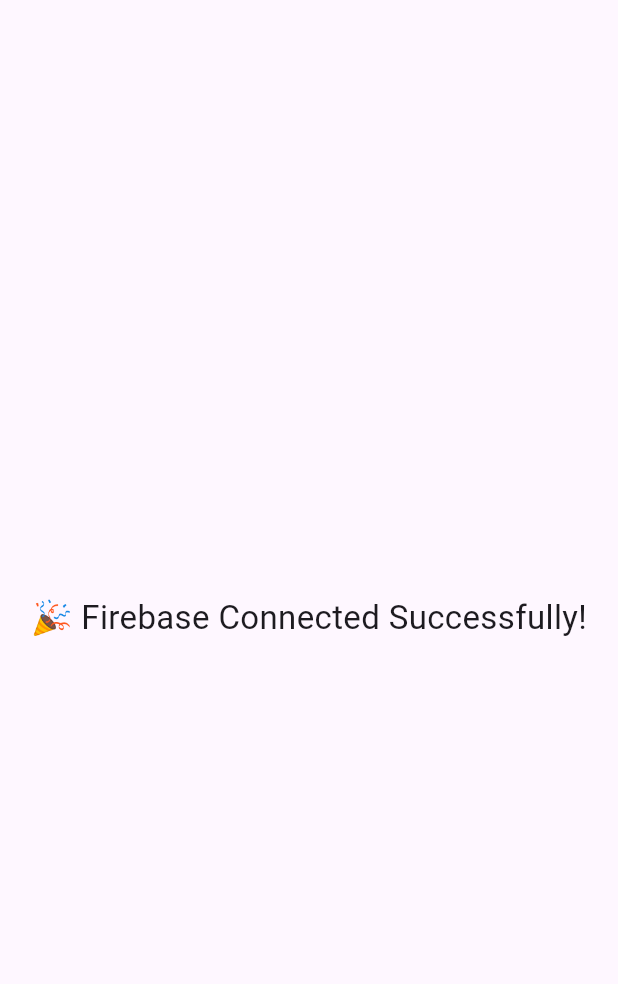
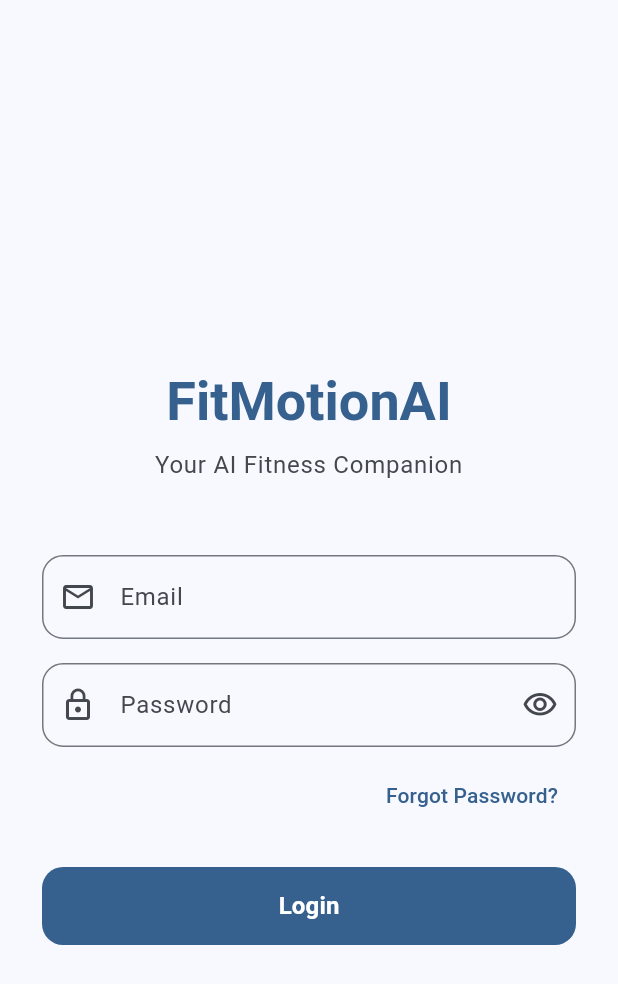
Before and after one commit to SRIGIRI002/FitMotionAI, a Flutter app: the screen it shows after launch, on a phone screen of 412 x 824 dp. Shown: the top 984 px of the screen. Run offline on Flutter 3.47's test engine with Material 3 defaults, Android fonts, the phone set to English and light mode, and no system bars; our stand-ins replace firebase_core, go_router; accounts and stored records are empty.

Commit message:
Sprint 2.2: Professional Login UI

```diff
--- /dev/null
+++ b/lib/app/app.dart
@@ -0,0 +1,19 @@
+import 'package:flutter/material.dart';
+
+import 'router.dart';
+import 'theme.dart';
+
+class App extends StatelessWidget {
+  const App({super.key});
+
+  @override
+  Widget build(BuildContext context) {
+    return MaterialApp.router(
+      title: 'FitMotionAI',
+      debugShowCheckedModeBanner: false,
+      theme: lightTheme,
+      darkTheme: darkTheme,
+      routerConfig: appRouter,
+    );
+  }
+}
--- /dev/null
+++ b/lib/app/router.dart
@@ -0,0 +1,38 @@
+import 'package:go_router/go_router.dart';
+
+import '../features/auth/presentation/pages/forgot_password_page.dart';
+import '../features/auth/presentation/pages/login_page.dart';
+import '../features/auth/presentation/pages/signup_page.dart';
+import '../features/dashboard/presentation/pages/dashboard_page.dart';
+import '../features/onboarding/presentation/pages/onboarding_page.dart';
+import '../features/onboarding/presentation/pages/splash_page.dart';
+
+final appRouter = GoRouter(
+  initialLocation: '/',
+  routes: [
+    GoRoute(
+      path: '/',
+      builder: (context, state) => const SplashPage(),
+    ),
+    GoRoute(
+      path: '/login',
+      builder: (context, state) => const LoginPage(),
+    ),
+    GoRoute(
+      path: '/signup',
+      builder: (context, state) => const SignupPage(),
+    ),
+    GoRoute(
+      path: '/forgot-password',
+      builder: (context, state) => const ForgotPasswordPage(),
+    ),
+    GoRoute(
+      path: '/onboarding',
+      builder: (context, state) => const OnboardingPage(),
+    ),
+    GoRoute(
+      path: '/dashboard',
+      builder: (context, state) => const DashboardPage(),
+    ),
+  ],
+);
--- /dev/null
+++ b/lib/app/theme.dart
@@ -0,0 +1,17 @@
+import 'package:flutter/material.dart';
+
+final lightTheme = ThemeData(
+  useMaterial3: true,
+  colorScheme: ColorScheme.fromSeed(
+    seedColor: Colors.blue,
+    brightness: Brightness.light,
+  ),
+);
+
+final darkTheme = ThemeData(
+  useMaterial3: true,
+  colorScheme: ColorScheme.fromSeed(
+    seedColor: Colors.blue,
+    brightness: Brightness.dark,
+  ),
+);
--- /dev/null
+++ b/lib/features/auth/presentation/pages/forgot_password_page.dart
@@ -0,0 +1,15 @@
+import 'package:flutter/material.dart';
+
+class ForgotPasswordPage extends StatelessWidget {
+  const ForgotPasswordPage({super.key});
+
+  @override
+  Widget build(BuildContext context) {
+    return Scaffold(
+      appBar: AppBar(title: const Text('Forgot Password')),
+      body: const Center(
+        child: Text('Forgot Password'),
+      ),
+    );
+  }
+}
--- /dev/null
+++ b/lib/features/auth/presentation/pages/login_page.dart
@@ -0,0 +1,253 @@
+import 'package:flutter/material.dart';
+import 'package:go_router/go_router.dart';
+
+class LoginPage extends StatefulWidget {
+  const LoginPage({super.key});
+
+  @override
+  State<LoginPage> createState() => _LoginPageState();
+}
+
+class _LoginPageState extends State<LoginPage> {
+  bool _obscurePassword = true;
+
+  void _togglePasswordVisibility() {
+    setState(() {
+      _obscurePassword = !_obscurePassword;
+    });
+  }
+
+  @override
+  Widget build(BuildContext context) {
+    final colorScheme = Theme.of(context).colorScheme;
+    final textTheme = Theme.of(context).textTheme;
+
+    return Scaffold(
+      body: SafeArea(
+        child: SingleChildScrollView(
+          padding: const EdgeInsets.symmetric(horizontal: 28.0, vertical: 40.0),
+          child: ConstrainedBox(
+            constraints: BoxConstraints(
+              minHeight: MediaQuery.of(context).size.height -
+                  MediaQuery.of(context).padding.top -
+                  MediaQuery.of(context).padding.bottom,
+            ),
+            child: IntrinsicHeight(
+              child: Column(
+                crossAxisAlignment: CrossAxisAlignment.stretch,
+                children: [
+                  const Spacer(),
+
+                  // ── Top Section ──────────────────────────────────────
+                  _TopSection(colorScheme: colorScheme, textTheme: textTheme),
+
+                  const SizedBox(height: 48),
+
+                  // ── Form ─────────────────────────────────────────────
+                  _EmailField(colorScheme: colorScheme),
+
+                  const SizedBox(height: 16),
+
+                  _PasswordField(
+                    obscurePassword: _obscurePassword,
+                    onToggle: _togglePasswordVisibility,
+                    colorScheme: colorScheme,
+                  ),
+
+                  const SizedBox(height: 8),
+
+                  // ── Forgot Password ───────────────────────────────────
+                  Align(
+                    alignment: Alignment.centerRight,
+                    child: TextButton(
+                      onPressed: () => context.push('/forgot-password'),
+                      child: Text(
+                        'Forgot Password?',
+                        style: TextStyle(color: colorScheme.primary),
+                      ),
+                    ),
+                  ),
+
+                  const SizedBox(height: 24),
+
+                  // ── Login Button ──────────────────────────────────────
+                  FilledButton(
+                    onPressed: () {},
+                    style: FilledButton.styleFrom(
+                      minimumSize: const Size.fromHeight(52),
+                      shape: RoundedRectangleBorder(
+                        borderRadius: BorderRadius.circular(14),
+                      ),
+                    ),
+                    child: const Text(
+                      'Login',
+                      style: TextStyle(
+                        fontSize: 16,
+                        fontWeight: FontWeight.w600,
+                      ),
+                    ),
+                  ),
+
+                  const Spacer(),
+
+                  // ── Bottom Sign-up Row ────────────────────────────────
+                  _SignUpRow(colorScheme: colorScheme, textTheme: textTheme),
+
+                  const SizedBox(height: 8),
+                ],
+              ),
+            ),
+          ),
+        ),
+      ),
+    );
+  }
+}
+
+// ─────────────────────────────────────────────────────────────────────────────
+// Top Section
+// ─────────────────────────────────────────────────────────────────────────────
+class _TopSection extends StatelessWidget {
+  const _TopSection({
+    required this.colorScheme,
+    required this.textTheme,
+  });
+
+  final ColorScheme colorScheme;
+  final TextTheme textTheme;
+
+  @override
+  Widget build(BuildContext context) {
+    return Column(
+      crossAxisAlignment: CrossAxisAlignment.stretch,
+      children: [
+        Text(
+          'FitMotionAI',
+          textAlign: TextAlign.center,
+          style: textTheme.displaySmall?.copyWith(
+            fontWeight: FontWeight.bold,
+            color: colorScheme.primary,
+          ),
+        ),
+        const SizedBox(height: 8),
+        Text(
+          'Your AI Fitness Companion',
+          textAlign: TextAlign.center,
+          style: textTheme.bodyLarge?.copyWith(
+            color: colorScheme.onSurfaceVariant,
+          ),
+        ),
+      ],
+    );
+  }
+}
+
+// ─────────────────────────────────────────────────────────────────────────────
+// Email Field
+// ─────────────────────────────────────────────────────────────────────────────
+class _EmailField extends StatelessWidget {
+  const _EmailField({required this.colorScheme});
+
+  final ColorScheme colorScheme;
+
+  @override
+  Widget build(BuildContext context) {
+    return TextField(
+      keyboardType: TextInputType.emailAddress,
+      textInputAction: TextInputAction.next,
+      autocorrect: false,
+      decoration: InputDecoration(
+        labelText: 'Email',
+        hintText: 'you@example.com',
+        prefixIcon: const Icon(Icons.email_outlined),
+        border: OutlineInputBorder(
+          borderRadius: BorderRadius.circular(14),
+        ),
+      ),
+    );
+  }
+}
+
+// ─────────────────────────────────────────────────────────────────────────────
+// Password Field
+// ─────────────────────────────────────────────────────────────────────────────
+class _PasswordField extends StatelessWidget {
+  const _PasswordField({
+    required this.obscurePassword,
+    required this.onToggle,
+    required this.colorScheme,
+  });
+
+  final bool obscurePassword;
+  final VoidCallback onToggle;
+  final ColorScheme colorScheme;
+
+  @override
+  Widget build(BuildContext context) {
+    return TextField(
+      obscureText: obscurePassword,
+      keyboardType: TextInputType.visiblePassword,
+      textInputAction: TextInputAction.done,
+      decoration: InputDecoration(
+        labelText: 'Password',
+        hintText: '••••••••',
+        prefixIcon: const Icon(Icons.lock_outline),
+        suffixIcon: IconButton(
+          icon: Icon(
+            obscurePassword
+                ? Icons.visibility_outlined
+                : Icons.visibility_off_outlined,
+          ),
+          onPressed: onToggle,
+          tooltip: obscurePassword ? 'Show password' : 'Hide password',
+        ),
+        border: OutlineInputBorder(
+          borderRadius: BorderRadius.circular(14),
+        ),
+      ),
+    );
+  }
+}
+
+// ─────────────────────────────────────────────────────────────────────────────
+// Sign-up Row
+// ─────────────────────────────────────────────────────────────────────────────
+class _SignUpRow extends StatelessWidget {
+  const _SignUpRow({
+    required this.colorScheme,
+    required this.textTheme,
+  });
+
+  final ColorScheme colorScheme;
+  final TextTheme textTheme;
+
+  @override
+  Widget build(BuildContext context) {
+    return Row(
+      mainAxisAlignment: MainAxisAlignment.center,
+      children: [
+        Text(
+          "Don't have an account?",
+          style: textTheme.bodyMedium?.copyWith(
+            color: colorScheme.onSurfaceVariant,
+          ),
+        ),
+        TextButton(
+          onPressed: () => context.push('/signup'),
+          style: TextButton.styleFrom(
+            padding: const EdgeInsets.symmetric(horizontal: 6),
+            minimumSize: Size.zero,
+            tapTargetSize: MaterialTapTargetSize.shrinkWrap,
+          ),
+          child: Text(
+            'Sign Up',
+            style: textTheme.bodyMedium?.copyWith(
+              color: colorScheme.primary,
+              fontWeight: FontWeight.w600,
+            ),
+          ),
+        ),
+      ],
+    );
+  }
+}
--- a/lib/main.dart
+++ b/lib/main.dart
@@ -1,6 +1,7 @@
 import 'package:firebase_core/firebase_core.dart';
 import 'package:flutter/material.dart';
 
+import 'app/app.dart';
 import 'firebase_options.dart';
 
 Future<void> main() async {
@@ -10,24 +11,5 @@
     options: DefaultFirebaseOptions.currentPlatform,
   );
 
-  runApp(const FitMotionAI());
+  runApp(const App());
 }
-
-class FitMotionAI extends StatelessWidget {
-  const FitMotionAI({super.key});
-
-  @override
-  Widget build(BuildContext context) {
-    return MaterialApp(
-      debugShowCheckedModeBanner: false,
-      home: Scaffold(
-        body: Center(
-          child: Text(
-            '🎉 Firebase Connected Successfully!',
-            style: TextStyle(fontSize: 22),
-          ),
-        ),
-      ),
-    );
-  }
-}
--- a/pubspec.yaml
+++ b/pubspec.yaml
@@ -37,6 +37,7 @@
   firebase_core: ^4.12.1
   firebase_auth: ^6.5.6
   cloud_firestore: ^6.7.1
+  go_router: ^14.8.1
 
 dev_dependencies:
   flutter_test:
```
Also changed, not shown: lib/features/auth/presentation/pages/signup_page.dart (added, +15 -0 lines), lib/features/dashboard/presentation/pages/dashboard_page.dart (added, +15 -0 lines), lib/features/onboarding/presentation/pages/onboarding_page.dart (added, +15 -0 lines), lib/features/onboarding/presentation/pages/splash_page.dart (added, +46 -0 lines), pubspec.lock, 1 other file.
